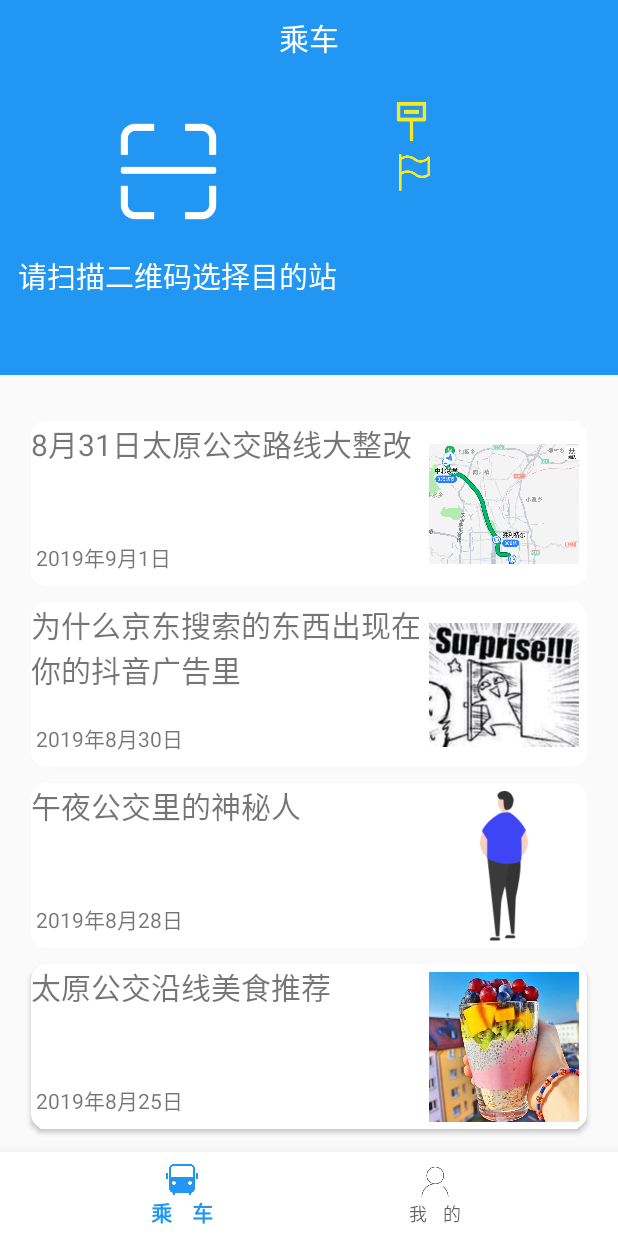
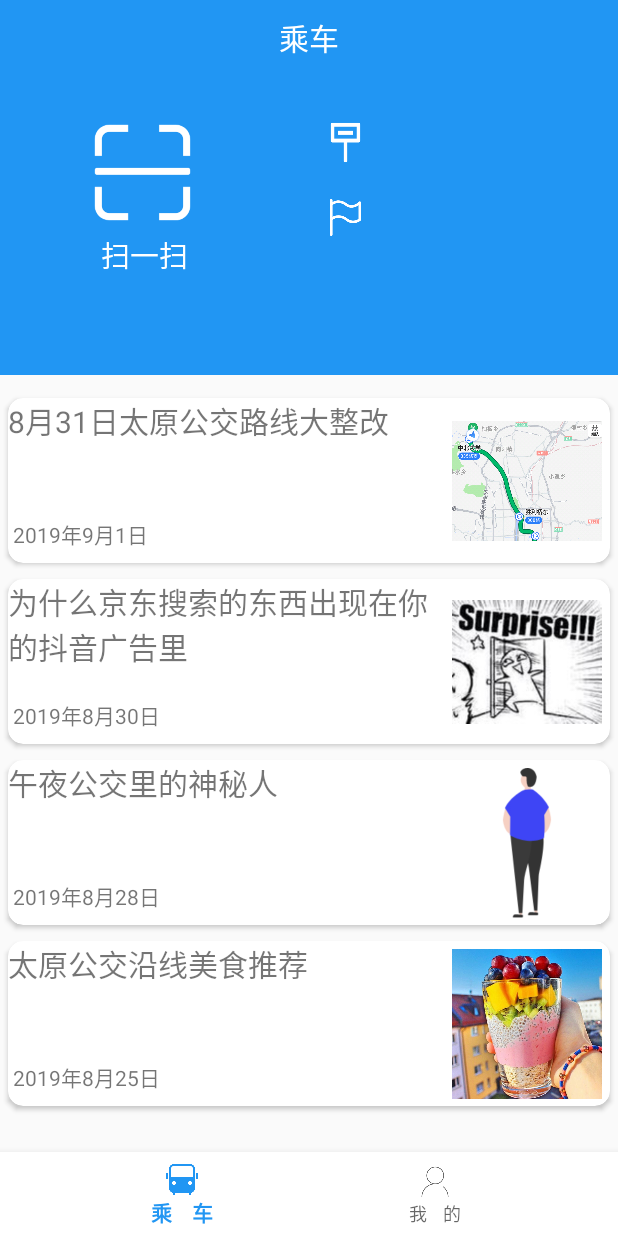
Before and after one commit to Yang-YuLin/SmartCushion, an Android app: the BusFragment screen opened directly, with no data from a screen before it, on a phone screen of 412 x 824 dp. Run offline under Robolectric (Android 15) with nearby library versions, the phone set to English and light mode, and no system bars; libraries missing offline, so code that uses them is left out: com.orhanobut.logger; 1 statement that could not run was skipped.

Commit message:
基本完成

```diff
--- a/Cushion/app/src/main/java/cn/edu/nuc/cushion/SelectActivity.java
+++ b/Cushion/app/src/main/java/cn/edu/nuc/cushion/SelectActivity.java
@@ -1,12 +1,10 @@
 package cn.edu.nuc.cushion;
 
-import android.content.Intent;
 import android.os.Bundle;
 import android.support.v7.app.AppCompatActivity;
 import android.support.v7.widget.LinearLayoutManager;
 import android.support.v7.widget.RecyclerView;
 import android.view.View;
-import android.widget.TextView;
 import android.widget.Toast;
 import com.chad.library.adapter.base.BaseQuickAdapter;
 import com.google.gson.Gson;
@@ -14,7 +12,6 @@ import java.io.IOException;
 import java.util.ArrayList;
 import java.util.List;
 import cn.edu.nuc.cushion.adapter.SelectAdapter;
-import cn.edu.nuc.cushion.bean.Route;
 import cn.edu.nuc.cushion.bean.Site;
 import cn.edu.nuc.cushion.utils.DataServer;
 import okhttp3.Call;
--- a/Cushion/app/src/main/java/cn/edu/nuc/cushion/utils/DataServer.java
+++ b/Cushion/app/src/main/java/cn/edu/nuc/cushion/utils/DataServer.java
@@ -88,7 +88,7 @@ public class DataServer {
      * @param callback
      */
     public void getCurrentSite(int driverId, Callback callback) {
-        String url = "http://192.168.0.102:8080/front/getRoute/?id=" + String.valueOf(driverId);
+        String url = "http://192.168.0.100:8080/front/getRoute/?id=" + String.valueOf(driverId);
         Request request = new Request.Builder()
                 .url(url)
                 .get()
@@ -103,7 +103,7 @@ public class DataServer {
      * @param callback
      */
     public void setCurrentSite(int driverId, int curSite, Callback callback) {
-        String url = "http://192.168.0.102:8080/front/editRoute/";
+        String url = "http://192.168.0.100:8080/front/editRoute/";
         RequestBody requestBody = new FormBody.Builder()
                 .add("id", String.valueOf(driverId))
                 .add("site_id", String.valueOf(curSite))
@@ -133,7 +133,7 @@ public class DataServer {
             public void onResponse(Call call, Response response) throws IOException {
                 Site s = new Gson().fromJson(response.body().string(), Site.class);
 
-                String url = "http://192.168.0.102:8080/front/editCushionSite/";
+                String url = "http://192.168.0.100:8080/front/editCushionSite/";
 
                 RequestBody requestBody = new FormBody.Builder()
                         .add("id", String.valueOf(id))
@@ -156,7 +156,7 @@ public class DataServer {
      * @param callback
      */
     public void getSiteList(Callback callback) {
-        String url = "http://192.168.0.102:8080/front/getSiteList/";
+        String url = "http://192.168.0.100:8080/front/getSiteList/";
         Request request = new Request.Builder()
                 .url(url)
                 .get()
@@ -170,7 +170,7 @@ public class DataServer {
      * @param callback
      */
     public void getSite(int siteId, Callback callback) {
-        String url = "http://192.168.0.102:8080/front/getSiteById/?id=" + String.valueOf(siteId);
+        String url = "http://192.168.0.100:8080/front/getSiteById/?id=" + String.valueOf(siteId);
         Request request = new Request.Builder()
                 .url(url)
                 .get()
@@ -183,7 +183,7 @@ public class DataServer {
      * @param callback
      */
     public void getCushionList(Callback callback) {
-        String url = "http://192.168.0.102:8080/front/getCushionList";
+        String url = "http://192.168.0.100:8080/front/getCushionList";
         Request request = new Request.Builder()
                 .url(url)
                 .get()
@@ -198,7 +198,7 @@ public class DataServer {
      * @param callback
      */
     public void updateCushionInfo(HardInfo.TemSecure temSecure, int id, Callback callback) {
-        String url = "http://192.168.0.102:8080/front/editCushion/";
+        String url = "http://192.168.0.100:8080/front/editCushion/";
         double temperature = temSecure.getTemperature();
         String isSit = temSecure.isSit();
 
--- a/Cushion/app/src/main/res/layout/fragment_bus.xml
+++ b/Cushion/app/src/main/res/layout/fragment_bus.xml
@@ -12,80 +12,90 @@
         android:gravity="center"
         android:text="乘车"
         android:textColor="#FFFFFF"
-        android:textSize="20sp"></TextView>
+        android:textSize="20sp"/>
 
-    <RelativeLayout
+    <LinearLayout
         android:layout_width="match_parent"
         android:layout_height="200dp"
-        android:background="#2196F3">
+        android:background="#2196F3"
+        android:orientation="horizontal">
+
+        <LinearLayout
+            android:layout_width="200dp"
+            android:layout_height="200dp"
+            android:orientation="vertical">
 
             <ImageView
                 android:id="@+id/bus"
                 android:layout_width="70dp"
                 android:layout_height="70dp"
-            android:layout_alignParentStart="true"
-            android:layout_alignParentTop="true"
-            android:layout_marginStart="77dp"
-            android:layout_marginTop="29dp"
+                android:layout_marginLeft="60dp"
+                android:layout_marginTop="30dp"
                 android:background="@drawable/sao" />
 
             <TextView
                 android:layout_width="wrap_content"
                 android:layout_height="wrap_content"
-            android:layout_alignParentBottom="true"
-            android:layout_alignParentStart="true"
-            android:layout_marginBottom="51dp"
-            android:layout_marginStart="12dp"
-            android:text="请扫描二维码选择目的站"
+                android:layout_marginLeft="67dp"
+                android:layout_marginTop="5dp"
+                android:text="扫一扫"
                 android:textColor="#ffffff"
                 android:textSize="19sp" />
+        </LinearLayout>
+
+
+        <LinearLayout
+            android:layout_width="200dp"
+            android:layout_height="200dp"
+            android:orientation="vertical">
+
+            <LinearLayout
+                android:layout_width="150dp"
+                android:layout_height="30dp"
+                android:layout_marginLeft="15dp"
+                android:layout_marginTop="30dp"
+                android:orientation="horizontal">
 
                 <ImageView
-            android:layout_width="31dp"
+                    android:layout_width="30dp"
                     android:layout_height="30dp"
-            android:layout_above="@+id/bus"
-            android:layout_alignParentEnd="true"
-            android:layout_marginBottom="-46dp"
-            android:layout_marginEnd="122dp"
                     android:src="@drawable/currentsite" />
 
                 <TextView
                     android:id="@+id/currentSite"
                     android:layout_width="120dp"
                     android:layout_height="30dp"
-            android:layout_alignParentEnd="true"
-            android:layout_alignParentTop="true"
-            android:layout_marginTop="14dp"
-            android:textColor="#EEEE00"
+                    android:textColor="#ffffff"
                     android:textSize="20sp" />
+            </LinearLayout>
+
+            <LinearLayout
+                android:layout_width="150dp"
+                android:layout_height="30dp"
+                android:layout_marginLeft="15dp"
+                android:layout_marginTop="20dp"
+                android:orientation="horizontal">
 
                 <ImageView
-            android:layout_width="31dp"
+                    android:layout_width="30dp"
                     android:layout_height="30dp"
-            android:layout_marginTop="50dp"
-            android:layout_toLeftOf="@+id/purposeSite"
                     android:src="@drawable/purposesite" />
 
                 <TextView
                     android:id="@+id/purposeSite"
                     android:layout_width="120dp"
                     android:layout_height="30dp"
-            android:layout_alignParentEnd="true"
-            android:layout_alignParentTop="true"
-            android:layout_marginTop="50dp"
-            android:textColor="#EEEE00"
+                    android:textColor="#ffffff"
                     android:textSize="20sp" />
+            </LinearLayout>
 
-    </RelativeLayout>
+        </LinearLayout>
+    </LinearLayout>
 
     <android.support.v7.widget.RecyclerView
         android:id="@+id/push_rv"
-        android:layout_marginLeft="15dp"
-        android:layout_marginRight="15dp"
-        android:layout_marginTop="25dp"
         android:layout_width="match_parent"
+        android:layout_marginTop="10dp"
         android:layout_height="match_parent">
-
     </android.support.v7.widget.RecyclerView>
-
 </LinearLayout>
```
Also changed, not shown: Cushion/app/src/main/res/drawable/currentsite.png, Cushion/app/src/main/res/drawable/purposesite.png. Lines whose indentation alone changed are shown as unchanged.
